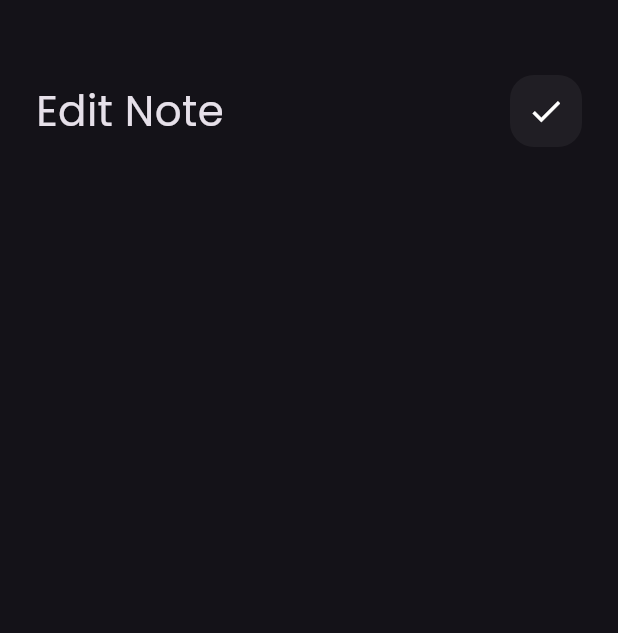
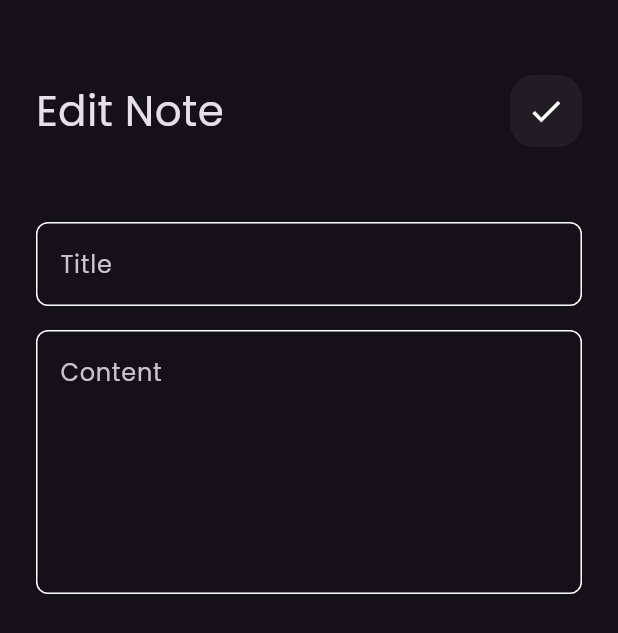
Before and after one commit to mohameddsalah60/notes_app, a Flutter app: the EditNoteView screen opened directly, on a phone screen of 412 x 824 dp. Shown: the top 633 px of the screen. Run offline on Flutter 3.47's test engine with Material 3 defaults, Android fonts, the phone set to English and light mode, and no system bars.

Commit message:
edit note view ui done

```diff
--- a/lib/views/notes_view.dart
+++ b/lib/views/notes_view.dart
@@ -13,6 +13,7 @@ class NotesView extends StatelessWidget {
         backgroundColor: Colors.blue.shade200,
         onPressed: () {
           showModalBottomSheet(
+            isScrollControlled: true,
             context: context,
             builder: (context) {
               return const AddNoteBottomSheet();
--- a/lib/views/widgets/edit_note_view_body.dart
+++ b/lib/views/widgets/edit_note_view_body.dart
@@ -1,5 +1,6 @@
 import 'package:flutter/material.dart';
 import 'package:notes_app/views/widgets/custom_appbar_widget.dart';
+import 'package:notes_app/views/widgets/custom_text_field.dart';
 
 class EditNoteViewBody extends StatelessWidget {
   const EditNoteViewBody({super.key});
@@ -17,6 +18,17 @@ class EditNoteViewBody extends StatelessWidget {
             title: 'Edit Note',
             icon: Icons.check,
           ),
+          SizedBox(
+            height: 50,
+          ),
+          CustomTextField(hintText: 'Title'),
+          SizedBox(
+            height: 16,
+          ),
+          CustomTextField(
+            hintText: 'Content',
+            maxLines: 6,
+          ),
         ],
       ),
     );
```
Also changed, not shown: lib/views/widgets/add_note_bottom_sheet.dart (+6 -2 lines).
